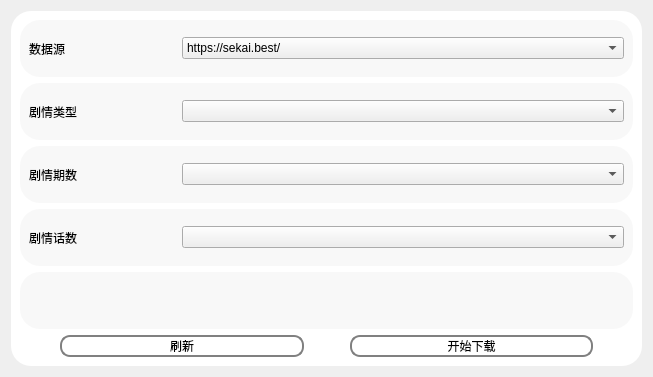
This is src/gui/design/WidgetDataDownload.ui in Icexbb/SekaiSubtitle-Python as Qt 5 draws it before an edit. The edited form follows.
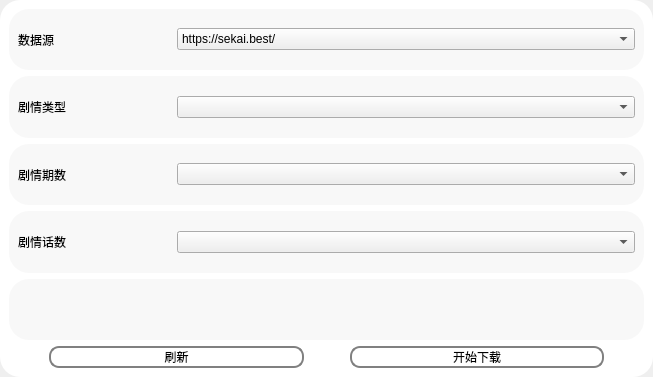
This is the edited form.

Diff of the .ui file:
```diff
--- a/src/gui/design/WidgetDataDownload.ui
+++ b/src/gui/design/WidgetDataDownload.ui
@@ -20,6 +20,18 @@
 </string>
   </property>
   <layout class="QGridLayout" name="gridLayout">
+   <property name="leftMargin">
+    <number>0</number>
+   </property>
+   <property name="topMargin">
+    <number>0</number>
+   </property>
+   <property name="rightMargin">
+    <number>0</number>
+   </property>
+   <property name="bottomMargin">
+    <number>0</number>
+   </property>
    <item row="0" column="0">
     <widget class="QFrame" name="MainFrame">
      <property name="frameShape">
```
